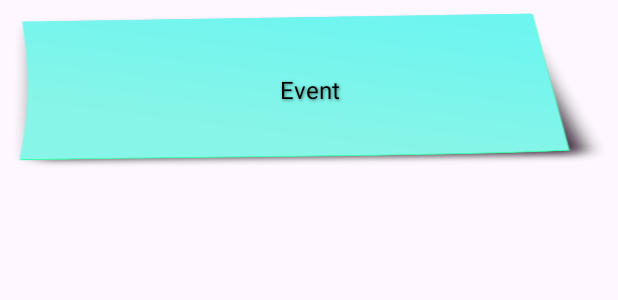
After one commit to themightygoogol/Kelowna-Hive, an Android app: the layout grid_item.xml on its own in the app's theme, with its tools: preview values and no code run, on a phone screen of 412 x 824 dp. The commit adds this screen. Shown: the top 300 px of the screen. Run offline under Robolectric (Android 15) with nearby library versions, the phone set to English and light mode, and no system bars.

Commit message:
almost done

```diff
--- /dev/null
+++ b/app/src/main/res/layout/grid_item.xml
@@ -0,0 +1,41 @@
+<?xml version="1.0" encoding="utf-8"?>
+<androidx.constraintlayout.widget.ConstraintLayout xmlns:android="http://schemas.android.com/apk/res/android"
+    xmlns:app="http://schemas.android.com/apk/res-auto"
+    android:layout_width="match_parent"
+    android:layout_height="match_parent">
+
+
+    <FrameLayout
+        android:layout_width="match_parent"
+        android:layout_height="120dp"
+        android:padding="8dp"
+        app:layout_constraintEnd_toEndOf="parent"
+        app:layout_constraintTop_toTopOf="parent">
+
+        <ImageButton
+            android:id="@+id/sticky"
+            android:layout_width="match_parent"
+            android:layout_height="match_parent"
+            android:scaleType="centerCrop"
+            android:background="@drawable/light_blue_sticky_note"
+            android:contentDescription="Category button"/>
+
+        <TextView
+            android:id="@+id/eventName"
+            android:layout_width="wrap_content"
+            android:layout_height="wrap_content"
+            android:layout_gravity="center"
+            android:gravity="center"
+            android:padding="8dp"
+            android:text="Event"
+            android:textColor="@color/black"
+            android:textSize="16sp"
+            android:shadowColor="#80000000"
+            android:shadowDx="1"
+            android:shadowDy="1"
+            android:shadowRadius="2"
+            android:maxWidth="200dp"
+            android:ellipsize="end"/>
+    </FrameLayout>
+
+</androidx.constraintlayout.widget.ConstraintLayout>
```
Also changed, not shown: app/src/main/AndroidManifest.xml (+8 -5 lines), app/src/main/java/com/example/kelownahiveapp/CategoryPage.java (added, +47 -0 lines), app/src/main/java/com/example/kelownahiveapp/EventManager.java (+62 -0 lines), app/src/main/java/com/example/kelownahiveapp/GridAdapter.java (added, +126 -0 lines), app/src/main/java/com/example/kelownahiveapp/MainPage.java (+36 -7 lines), app/src/main/res/layout/activity_main_page.xml (+17 -17 lines), app/src/main/res/layout/category_page.xml (added, +156 -0 lines), app/src/main/res/drawable/back_button.png (added), app/src/main/res/drawable/light_blue_sticky_note.png (added), app/src/main/res/drawable/orange_sticky_note.png (added), app/src/main/res/drawable/purple_sticky_note.png (added), app/src/main/res/drawable/yellow_sticky_note.png (added), 6 other files.
